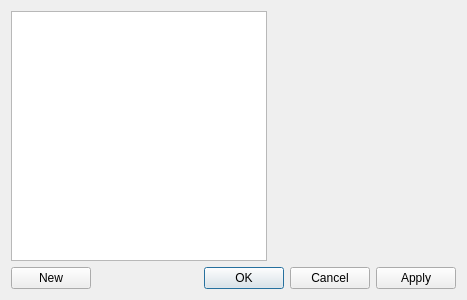
Old version of the form mscore/mscore/textstyle.ui in the repository musescore/musescore-old.
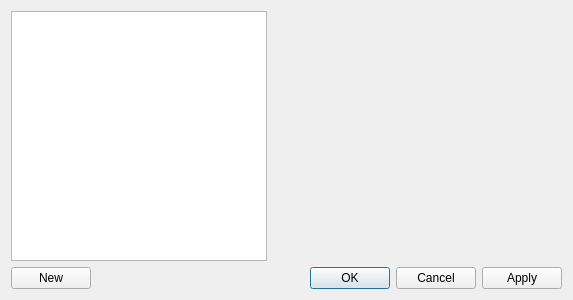
New version of the form. Custom widgets are drawn as their Qt base class.

Patch:
```diff
--- a/mscore/mscore/textstyle.ui
+++ b/mscore/mscore/textstyle.ui
@@ -6,7 +6,7 @@
    <rect>
     <x>0</x>
     <y>0</y>
-    <width>467</width>
+    <width>573</width>
     <height>300</height>
    </rect>
   </property>
```
